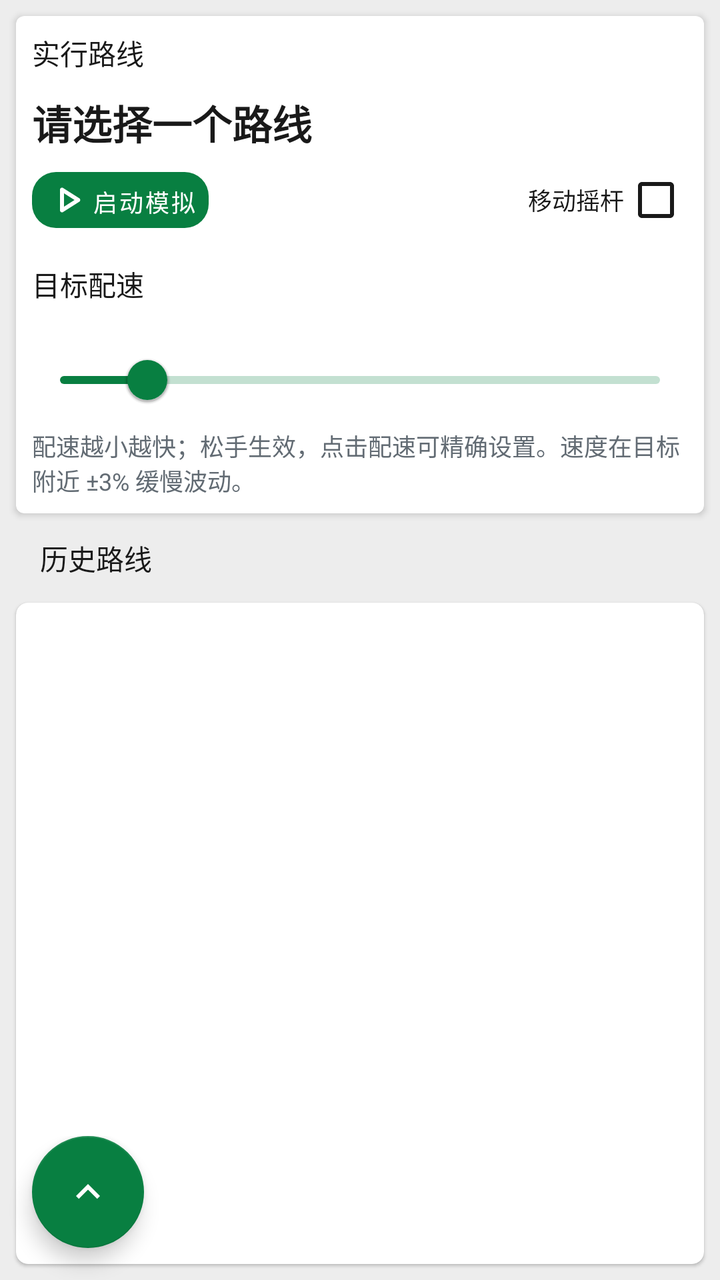
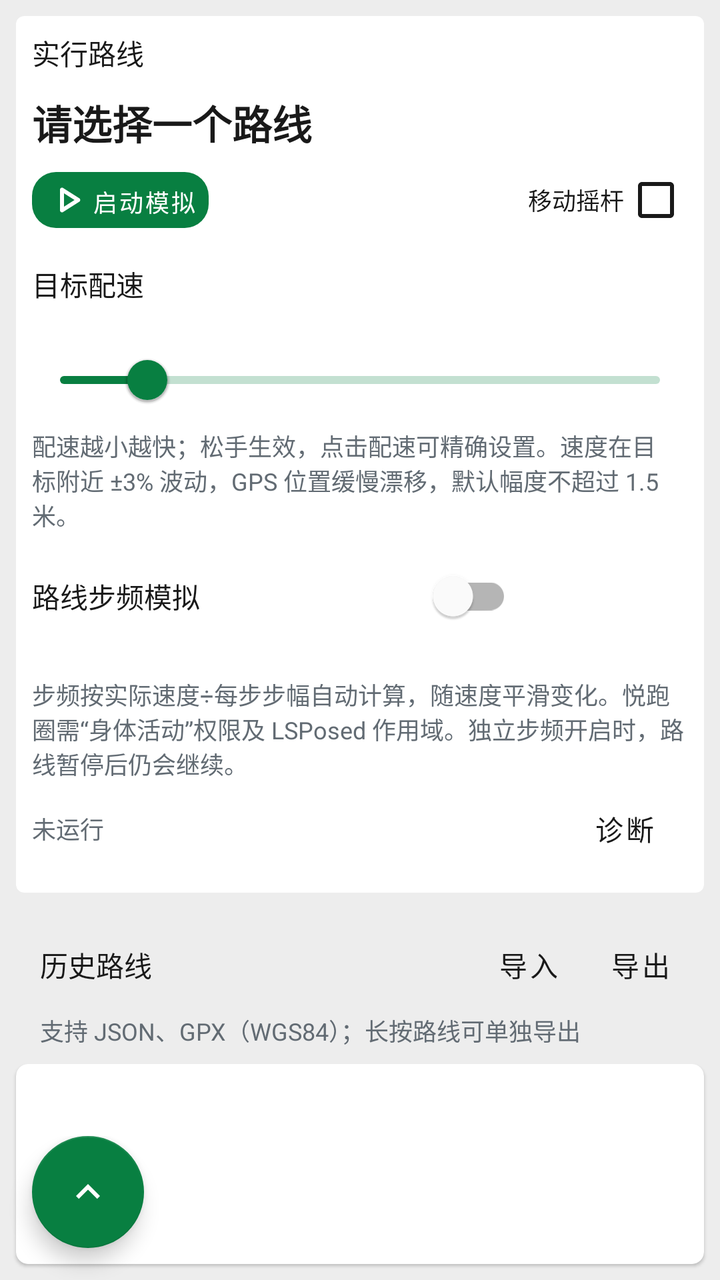

Screens rendered from an Android XML layout before and after an edit, with the pre-edit source and the edit as a unified diff.
<!-- AndroidManifest.xml: application theme AppTheme -->
<!-- res/layout/fragment_route_mock.xml -->
<?xml version="1.0" encoding="utf-8"?>
<androidx.coordinatorlayout.widget.CoordinatorLayout xmlns:android="http://schemas.android.com/apk/res/android"
    xmlns:app="http://schemas.android.com/apk/res-auto"
    xmlns:tools="http://schemas.android.com/tools"
    android:layout_width="match_parent"
    android:layout_height="match_parent"
    tools:context=".ui.mock.MockFragment">

    <LinearLayout
        android:layout_width="match_parent"
        android:layout_height="match_parent"
        android:orientation="vertical">

        <androidx.cardview.widget.CardView
            android:id="@+id/mock_location_card"
            android:layout_width="match_parent"
            android:layout_height="wrap_content"
            app:cardCornerRadius="4dp"
            android:layout_margin="8dp"
            app:cardPreventCornerOverlap="false"
            app:contentPadding="8dp">

            <LinearLayout
                android:layout_width="match_parent"
                android:layout_height="wrap_content"
                android:orientation="vertical">

                <TextView
                    android:layout_width="match_parent"
                    android:layout_height="wrap_content"
                    android:textColor="@color/portal_mini_title_color"
                    android:textAppearance="@style/TextAppearance.AppCompat.Inverse"
                    android:text="@string/target_route"/>

                <LinearLayout
                    android:layout_width="match_parent"
                    android:layout_height="wrap_content"
                    android:layout_marginTop="10dp"
                    android:layout_marginBottom="10dp"
                    android:orientation="vertical">

                    <TextView
                        android:id="@+id/mock_route_name"
                        android:layout_width="match_parent"
                        android:layout_height="wrap_content"
                        android:text="@string/none_route"
                        android:textAppearance="@style/TextAppearance.AppCompat.Title"
                        android:textColor="@color/wechat_text_primary"
                        android:textStyle="bold" />
                </LinearLayout>

                <LinearLayout
                    android:layout_width="match_parent"
                    android:layout_height="wrap_content"
                    android:baselineAligned="false"
                    android:orientation="horizontal">

                    <LinearLayout
                        android:layout_width="0dp"
                        android:layout_height="wrap_content"
                        android:layout_weight="1">

                        <com.google.android.material.button.MaterialButton
                            android:id="@+id/switch_mock"
                            android:layout_width="wrap_content"
                            android:layout_height="28dp"
                            android:textColor="@color/wechat_on_action"
                            android:text="@string/start_mock"
                            style="@style/Widget.MaterialComponents.Button.UnelevatedButton"
                            android:insetRight="0dp"
                            android:insetLeft="0dp"
                            android:insetTop="0dp"
                            android:insetBottom="0dp"
                            android:textSize="12sp"
                            app:icon="@drawable/rounded_play_arrow_24"
                            app:iconGravity="textStart"
                            app:iconPadding="0dp"
                            android:padding="6dp"
                            app:iconTint="@color/wechat_on_action"
                            app:cornerRadius="12dp"/>

                    </LinearLayout>

                    <LinearLayout
                        android:layout_width="0dp"
                        android:layout_weight="1"
                        android:layout_height="match_parent"
                        android:gravity="end|center">

                        <CheckedTextView
                            android:id="@+id/rocker"
                            android:layout_width="wrap_content"
                            android:layout_height="wrap_content"
                            android:checkMark="?android:attr/listChoiceIndicatorMultiple"
                            android:checkMarkTint="@color/portal_mock_off"
                            android:checked="false"
                            android:gravity="center"
                            android:text="@string/rocker"
                            android:textColor="@color/portal_mock_off"
                            android:textSize="12sp" />
                    </LinearLayout>
                </LinearLayout>

                <LinearLayout
                    android:layout_width="match_parent"
                    android:layout_height="wrap_content"
                    android:orientation="vertical"
                    android:layout_marginTop="4dp">

                    <LinearLayout
                        android:layout_width="match_parent"
                        android:layout_height="wrap_content"
                        android:gravity="center_vertical"
                        android:orientation="horizontal">

                        <TextView
                            android:layout_width="0dp"
                            android:layout_height="wrap_content"
                            android:layout_weight="1"
                            android:text="@string/route_pace_title"
                            android:textSize="14sp"
                            android:textColor="@color/portal_mini_title_color" />

                        <com.google.android.material.button.MaterialButton
                            android:id="@+id/route_pace_value"
                            style="@style/Widget.MaterialComponents.Button.TextButton"
                            android:layout_width="wrap_content"
                            android:layout_height="wrap_content"
                            android:minHeight="48dp"
                            android:textAllCaps="false"
                            android:textSize="16sp"
                            android:textColor="@color/wechat_text_primary" />
                    </LinearLayout>

                    <com.google.android.material.slider.Slider
                        android:id="@+id/route_pace_slider"
                        android:layout_width="match_parent"
                        android:layout_height="wrap_content"
                        android:contentDescription="@string/route_pace_title"
                        android:stepSize="1"
                        android:valueFrom="20"
                        android:valueTo="2000"
                        android:value="300"
                        app:tickVisible="false"
                        app:thumbElevation="2dp"
                        app:trackHeight="4dp" />

                    <TextView
                        android:id="@+id/route_pace_hint"
                        android:layout_width="match_parent"
                        android:layout_height="wrap_content"
                        android:text="@string/route_pace_hint"
                        android:textSize="12sp"
                        android:textColor="@color/wechat_text_secondary" />

                </LinearLayout>

            </LinearLayout>
        </androidx.cardview.widget.CardView>

        <TextView
            android:layout_width="match_parent"
            android:layout_height="wrap_content"
            android:layout_marginTop="4dp"
            android:layout_marginLeft="20dp"
            android:layout_marginRight="20dp"
            android:layout_marginBottom="4dp"
            android:textAppearance="@style/TextAppearance.AppCompat.Inverse"
            android:textColor="@color/portal_mini_title_color"
            android:text="@string/history_route"/>

        <com.google.android.material.card.MaterialCardView
            android:layout_width="match_parent"
            android:layout_height="match_parent"
            android:layout_margin="8dp"
            app:cardCornerRadius="6dp"
            app:cardPreventCornerOverlap="false"
            app:contentPadding="8dp">

            <androidx.recyclerview.widget.RecyclerView
                android:id="@+id/historical_route_list"
                android:layout_width="match_parent"
                android:layout_height="match_parent"/>

        </com.google.android.material.card.MaterialCardView>

    </LinearLayout>

    <com.google.android.material.floatingactionbutton.FloatingActionButton
        android:id="@+id/fab_mock_location"
        android:layout_width="wrap_content"
        android:layout_height="wrap_content"
        android:layout_marginBottom="@dimen/fab_margin"
        android:layout_marginEnd="@dimen/fab_margin"
        android:contentDescription="@string/follow_location"
        app:srcCompat="@drawable/sharp_location_off_24"
        android:backgroundTint="@color/wechat_green"
        android:tint="@color/wechat_on_action"
        app:fabSize="auto"
        android:visibility="gone"
        android:layout_gravity="bottom|end"/>


    <LinearLayout
        android:layout_width="match_parent"
        android:layout_height="wrap_content"
        android:layout_gravity="bottom|start">
        <com.google.android.material.floatingactionbutton.FloatingActionButton
            android:id="@+id/fab"
            android:layout_width="wrap_content"
            android:layout_height="wrap_content"
            android:layout_marginStart="@dimen/fab_margin"
            android:layout_marginBottom="@dimen/fab_margin"
            android:importantForAccessibility="no"
            app:srcCompat="@drawable/baseline_keyboard_arrow_up_24"
            app:fabSize="normal"/>
        <LinearLayout
            android:layout_width="match_parent"
            android:layout_height="wrap_content"
            android:layout_gravity="center"
            android:orientation="horizontal">

            <com.google.android.material.floatingactionbutton.FloatingActionButton
                android:id="@+id/fab_add_route"
                android:layout_width="wrap_content"
                android:layout_height="wrap_content"
                android:layout_marginBottom="@dimen/fab_margin"
                android:contentDescription="@string/add_route"
                android:visibility="gone"
                app:srcCompat="@drawable/baseline_route_24"
                app:fabSize="mini"/>
        </LinearLayout>
    </LinearLayout>

</androidx.coordinatorlayout.widget.CoordinatorLayout>
<!-- resources referenced by this layout -->
<resources>
  <color name="portal_mini_title_color">@color/wechat_text_primary</color>
  <color name="portal_mock_off">@color/wechat_text_primary</color>
  <color name="wechat_green">#07C160</color>
  <color name="wechat_on_action">#FFFFFF</color>
  <color name="wechat_text_primary">#191919</color>
  <color name="wechat_text_secondary">#626B73</color>
  <dimen name="fab_margin">16dp</dimen>
  <!-- drawable baseline_keyboard_arrow_up_24 (drawable) -->
  <vector xmlns:android="http://schemas.android.com/apk/res/android" android:autoMirrored="true" android:height="24dp" android:tint="#FFFFFF" android:viewportHeight="24" android:viewportWidth="24" android:width="24dp">
        
      <path android:fillColor="@android:color/white" android:pathData="M7.41,15.41L12,10.83l4.59,4.58L18,14l-6,-6 -6,6z"/>
      
  </vector>
  <!-- drawable sharp_location_off_24 (drawable) -->
  <vector xmlns:android="http://schemas.android.com/apk/res/android" android:autoMirrored="true" android:height="24dp" android:tint="#FFFFFF" android:viewportHeight="24" android:viewportWidth="24" android:width="24dp">
        
      <path android:fillColor="@android:color/white" android:pathData="M3.41,2.86L2,4.27l3.18,3.18C5.07,7.95 5,8.47 5,9c0,5.25 7,13 7,13s1.67,-1.85 3.38,-4.35L18.73,21l1.41,-1.41L3.41,2.86zM12,2c-1.84,0 -3.5,0.71 -4.75,1.86l3.19,3.19c0.43,-0.34 0.97,-0.55 1.56,-0.55 1.38,0 2.5,1.12 2.5,2.5 0,0.59 -0.21,1.13 -0.56,1.56l3.55,3.55C18.37,12.36 19,10.57 19,9c0,-3.87 -3.13,-7 -7,-7z"/>
      
  </vector>
  <string name="add_route">创建路线</string>
  <string name="follow_location">镜头跟随</string>
  <string name="history_route">历史路线</string>
  <string name="none_route">请选择一个路线</string>
  <string name="rocker">移动摇杆</string>
  <string name="route_pace_hint">配速越小越快；松手生效，点击配速可精确设置。速度在目标附近 ±3% 缓慢波动。</string>
  <string name="route_pace_title">目标配速</string>
  <string name="start_mock">启动模拟</string>
  <string name="target_route">实行路线</string>
  <color name="wechat_action">#087F41</color>
  <color name="wechat_green_dark">#06AD56</color>
  <color name="theme_focused_touch">@color/wechat_green_ripple</color>
  <color name="wechat_bg">#EDEDED</color>
  <color name="wechat_surface">#FFFFFF</color>
  <color name="wechat_nav_bg">#F7F7F7</color>
  <style name="Portal.CardView" parent="CardView">
          <item name="cardBackgroundColor">@color/wechat_surface</item>
      </style>
  <style name="Portal.MaterialCardView" parent="Widget.MaterialComponents.CardView">
          <item name="cardBackgroundColor">@color/wechat_surface</item>
      </style>
  <style name="Portal.FloatingActionButton" parent="Widget.MaterialComponents.FloatingActionButton">
          <item name="backgroundTint">@color/wechat_action</item>
          <item name="tint">@color/wechat_on_action</item>
      </style>
  <color name="wechat_text_hint">#626B73</color>
  <style name="Portal.SearchViewStyle" parent="Widget.AppCompat.SearchView">
      </style>
  <!-- drawable ripple_effect (drawable) -->
  <ripple xmlns:android="http://schemas.android.com/apk/res/android"
      android:color="@color/selected_color">
      <item android:id="@android:id/mask" android:drawable="@color/white"/>
  </ripple >
  <style name="Portal.SliderTheme" parent="Widget.MaterialComponents.Slider">
  
      </style>
  <color name="wechat_green_ripple">#1F07C160</color>
  <color name="selected_color">@color/wechat_divider</color>
  <color name="white">#FFFFFFFF</color>
  <color name="wechat_divider">#E5E5E5</color>
  <!-- unchanged entries left out for length: 3 -->
</resources>

<!-- the commit's change to res/layout/fragment_route_mock.xml (unified diff, before → after) -->
@@ -155,23 +155,135 @@
 
                 </LinearLayout>
 
+                <LinearLayout
+                    android:layout_width="match_parent"
+                    android:layout_height="wrap_content"
+                    android:orientation="horizontal"
+                    android:gravity="center_vertical"
+                    android:layout_marginTop="8dp">
+
+                    <com.google.android.material.switchmaterial.SwitchMaterial
+                        android:id="@+id/route_steps_switch"
+                        android:layout_width="0dp"
+                        android:layout_height="wrap_content"
+                        android:layout_weight="1"
+                        android:minHeight="48dp"
+                        android:text="@string/route_steps_title"
+                        android:textColor="@color/wechat_text_primary" />
+
+                    <com.google.android.material.button.MaterialButton
+                        android:id="@+id/route_stride_value"
+                        style="@style/Widget.MaterialComponents.Button.TextButton"
+                        android:layout_width="wrap_content"
+                        android:layout_height="wrap_content"
+                        android:minHeight="48dp"
+                        android:textColor="@color/wechat_text_primary"
+                        android:textAllCaps="false" />
+                </LinearLayout>
+
+                <TextView
+                    android:id="@+id/route_cadence_preview"
+                    android:layout_width="match_parent"
+                    android:layout_height="wrap_content"
+                    android:textSize="12sp"
+                    android:textColor="@color/wechat_text_primary" />
+
+                <TextView
+                    android:layout_width="match_parent"
+                    android:layout_height="wrap_content"
+                    android:text="@string/route_steps_hint"
+                    android:textSize="12sp"
+                    android:textColor="@color/wechat_text_secondary" />
+
+                <LinearLayout
+                    android:layout_width="match_parent"
+                    android:layout_height="wrap_content"
+                    android:gravity="center_vertical"
+                    android:orientation="horizontal">
+
+                    <TextView
+                        android:id="@+id/runtime_status"
+                        android:layout_width="0dp"
+                        android:layout_height="wrap_content"
+                        android:layout_weight="1"
+                        android:text="@string/runtime_phase_idle"
+                        android:textSize="12sp"
+                        android:textColor="@color/wechat_text_secondary" />
+
+                    <com.google.android.material.button.MaterialButton
+                        android:id="@+id/runtime_diagnostics"
+                        style="@style/Widget.MaterialComponents.Button.TextButton"
+                        android:layout_width="wrap_content"
+                        android:layout_height="wrap_content"
+                        android:minWidth="64dp"
+                        android:minHeight="48dp"
+                        android:text="@string/runtime_diagnostic_action"
+                        android:textColor="@color/wechat_text_primary" />
+                </LinearLayout>
+
             </LinearLayout>
         </androidx.cardview.widget.CardView>
 
+        <LinearLayout
+            android:layout_width="match_parent"
+            android:layout_height="wrap_content"
+            android:layout_marginTop="4dp"
+            android:layout_marginStart="20dp"
+            android:layout_marginEnd="12dp"
+            android:gravity="center_vertical"
+            android:orientation="horizontal">
+
+            <TextView
+                android:layout_width="0dp"
+                android:layout_height="wrap_content"
+                android:layout_weight="1"
+                android:textAppearance="@style/TextAppearance.AppCompat.Inverse"
+                android:textColor="@color/portal_mini_title_color"
+                android:text="@string/history_route" />
+
+            <com.google.android.material.button.MaterialButton
+                android:id="@+id/route_import"
+                style="@style/Widget.MaterialComponents.Button.TextButton"
+                android:layout_width="wrap_content"
+                android:layout_height="wrap_content"
+                android:minWidth="56dp"
+                android:minHeight="48dp"
+                android:text="@string/route_import"
+                android:textColor="@color/wechat_text_primary" />
+
+            <com.google.android.material.button.MaterialButton
+                android:id="@+id/route_export"
+                style="@style/Widget.MaterialComponents.Button.TextButton"
+                android:layout_width="wrap_content"
+                android:layout_height="wrap_content"
+                android:minWidth="56dp"
+                android:minHeight="48dp"
+                android:text="@string/route_export"
+                android:textColor="@color/wechat_text_primary" />
+        </LinearLayout>
+
         <TextView
             android:layout_width="match_parent"
             android:layout_height="wrap_content"
-            android:layout_marginTop="4dp"
-            android:layout_marginLeft="20dp"
-            android:layout_marginRight="20dp"
-            android:layout_marginBottom="4dp"
-            android:textAppearance="@style/TextAppearance.AppCompat.Inverse"
-            android:textColor="@color/portal_mini_title_color"
-            android:text="@string/history_route"/>
+            android:layout_marginStart="20dp"
+            android:layout_marginEnd="20dp"
+            android:text="@string/route_transfer_hint"
+            android:textSize="12sp"
+            android:textColor="@color/wechat_text_secondary" />
+
+        <com.google.android.material.progressindicator.LinearProgressIndicator
+            android:id="@+id/route_transfer_progress"
+            android:layout_width="match_parent"
+            android:layout_height="wrap_content"
+            android:layout_marginHorizontal="20dp"
+            android:indeterminate="true"
+            android:contentDescription="@string/route_transfer_working"
+            android:visibility="gone" />
 
         <com.google.android.material.card.MaterialCardView
             android:layout_width="match_parent"
-            android:layout_height="match_parent"
+            android:layout_height="0dp"
+            android:layout_weight="1"
             android:layout_margin="8dp"
             app:cardCornerRadius="6dp"
             app:cardPreventCornerOverlap="false"
<!-- resource entries referenced after the edit -->
@@ -24,8 +24,16 @@
   <string name="history_route">历史路线</string>
   <string name="none_route">请选择一个路线</string>
   <string name="rocker">移动摇杆</string>
-  <string name="route_pace_hint">配速越小越快；松手生效，点击配速可精确设置。速度在目标附近 ±3% 缓慢波动。</string>
+  <string name="route_export">导出</string>
+  <string name="route_import">导入</string>
+  <string name="route_pace_hint">配速越小越快；松手生效，点击配速可精确设置。速度在目标附近 ±3% 波动，GPS 位置缓慢漂移，默认幅度不超过 1.5 米。</string>
   <string name="route_pace_title">目标配速</string>
+  <string name="route_steps_hint">步频按实际速度÷每步步幅自动计算，随速度平滑变化。悦跑圈需“身体活动”权限及 LSPosed 作用域。独立步频开启时，路线暂停后仍会继续。</string>
+  <string name="route_steps_title">路线步频模拟</string>
+  <string name="route_transfer_hint">支持 JSON、GPX（WGS84）；长按路线可单独导出</string>
+  <string name="route_transfer_working">正在处理路线文件</string>
+  <string name="runtime_diagnostic_action">诊断</string>
+  <string name="runtime_phase_idle">未运行</string>
   <string name="start_mock">启动模拟</string>
   <string name="target_route">实行路线</string>
   <color name="wechat_action">#087F41</color>
